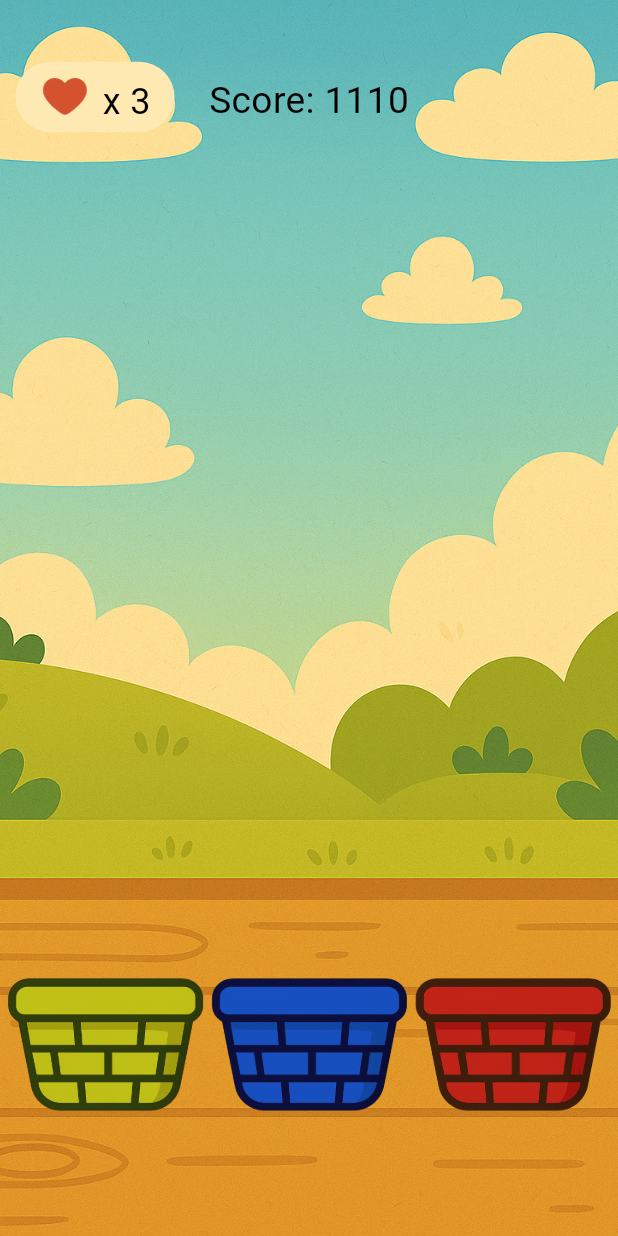
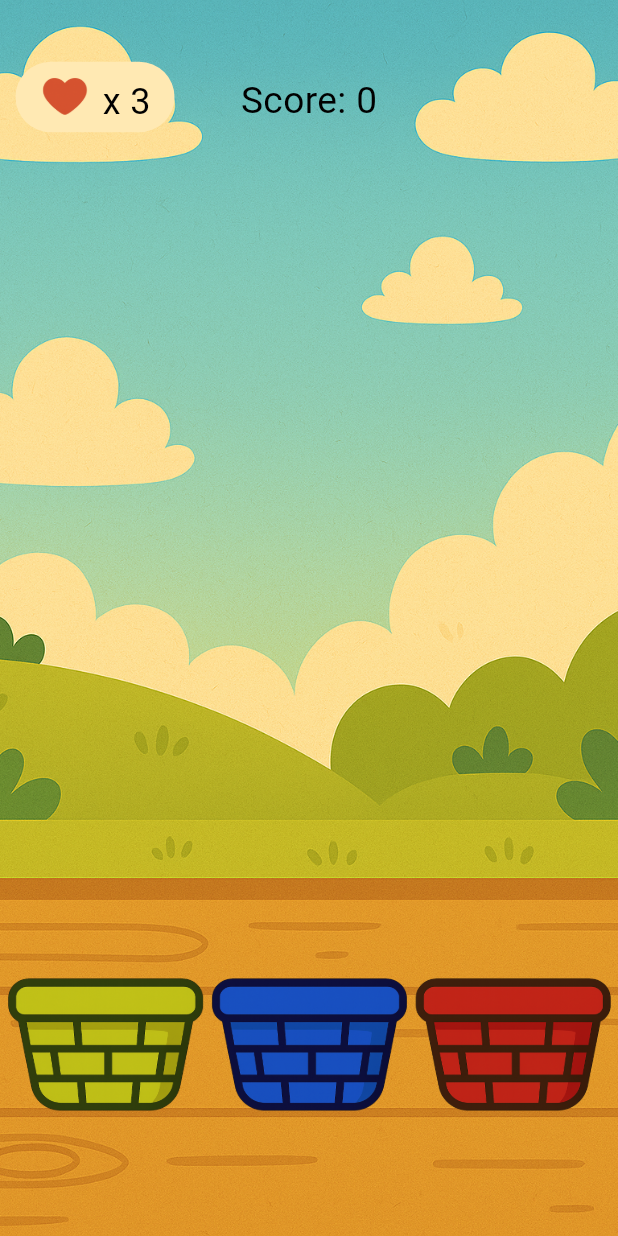
Before and after one commit to LeblancJames/juicyswipe, a Flutter app: the GameScreen screen opened directly, on a phone screen of 412 x 824 dp. Run offline on Flutter 3.47's test engine with Material 3 defaults, Android fonts, the light colour scheme and no system bars; our stand-ins replace google_fonts.

Commit message:
score and lives

```diff
--- a/lib/game_screen.dart
+++ b/lib/game_screen.dart
@@ -115,16 +115,16 @@ class _GameScreenState extends State<GameScreen> {
     if (fruit.color == basketColor) {
       // Correct catch
       setState(() {
-        print(
-          'Correct catch! ${fruit.color} fruit caught in $basketColor basket',
-        );
+        score += 1;
       });
     } else {
       // Missed or wrong basket
       setState(() {
-        print(
-          'Missed or wrong basket ${fruit.color} fruit caught in $basketColor!',
-        );
+        lives -= 1;
+        if (lives <= 0) {
+          isGameOver = true;
+          fruitSpawner.cancel(); // stop spawning more
+        }
       });
     }
     setState(() {
@@ -159,6 +159,10 @@ class _GameScreenState extends State<GameScreen> {
     );
   }
 
+  int score = 0;
+  int lives = 3;
+  bool isGameOver = false;
+
   @override
   Widget build(BuildContext context) {
     screenWidth = MediaQuery.of(context).size.width;
@@ -192,7 +196,7 @@ class _GameScreenState extends State<GameScreen> {
               left: screenWidth * 0.025,
               child: Row(
                 mainAxisAlignment: MainAxisAlignment.spaceBetween,
-                children: const [HeartCapsule(lives: 3)],
+                children: [HeartCapsule(lives: lives)],
               ),
             ),
 
@@ -213,7 +217,7 @@ class _GameScreenState extends State<GameScreen> {
                     ),
                   ),
                   Text(
-                    '1110',
+                    score.toString(),
                     style: GoogleFonts.luckiestGuy(
                       fontSize: screenWidth * 0.06,
                       color: Colors.black,
```
